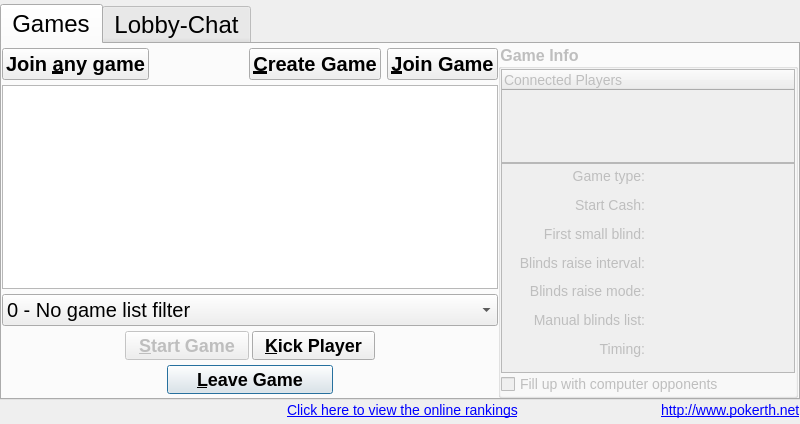
First picture: the form in src/gui/qt/gui_800x480/gamelobbydialog_800x480.ui, repository pokerth/pokerth, before the edit.
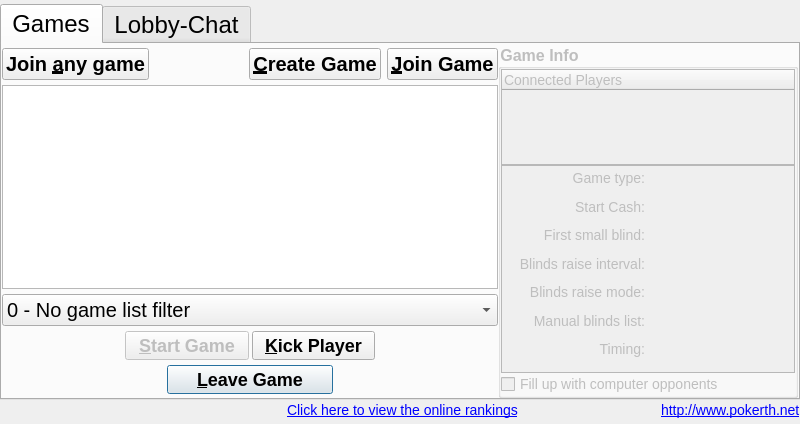
Second picture: the form after the edit. Icons and pictures are not drawn.

Commit message: further android gui enhancements

```diff
--- a/src/gui/qt/gui_800x480/gamelobbydialog_800x480.ui
+++ b/src/gui/qt/gui_800x480/gamelobbydialog_800x480.ui
@@ -473,6 +473,12 @@
             </property>
             <item>
              <widget class="QTreeWidget" name="treeWidget_connectedPlayers">
+              <property name="sizePolicy">
+               <sizepolicy hsizetype="Expanding" vsizetype="Expanding">
+                <horstretch>0</horstretch>
+                <verstretch>0</verstretch>
+               </sizepolicy>
+              </property>
               <property name="minimumSize">
                <size>
                 <width>221</width>
@@ -506,10 +512,16 @@
             </item>
             <item>
              <widget class="QScrollArea" name="scrollArea_gameInfos">
+              <property name="sizePolicy">
+               <sizepolicy hsizetype="Expanding" vsizetype="Expanding">
+                <horstretch>0</horstretch>
+                <verstretch>0</verstretch>
+               </sizepolicy>
+              </property>
               <property name="minimumSize">
                <size>
                 <width>252</width>
-                <height>210</height>
+                <height>208</height>
                </size>
               </property>
               <property name="styleSheet">
@@ -524,7 +536,7 @@
                  <x>0</x>
                  <y>0</y>
                  <width>292</width>
-                 <height>206</height>
+                 <height>204</height>
                 </rect>
                </property>
                <layout class="QGridLayout" name="gridLayout">
```
Left out of the diff: 8 changed lines with no effect on the pictures. The commit also changes 7 other files.
